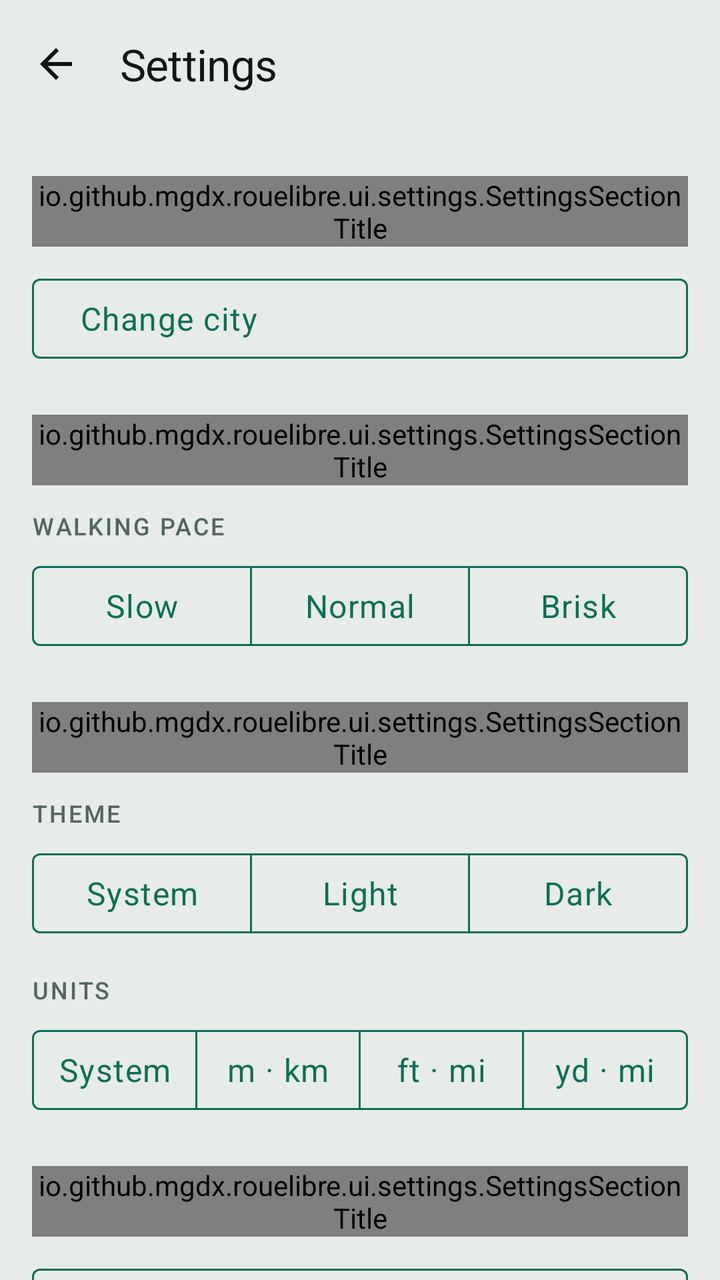
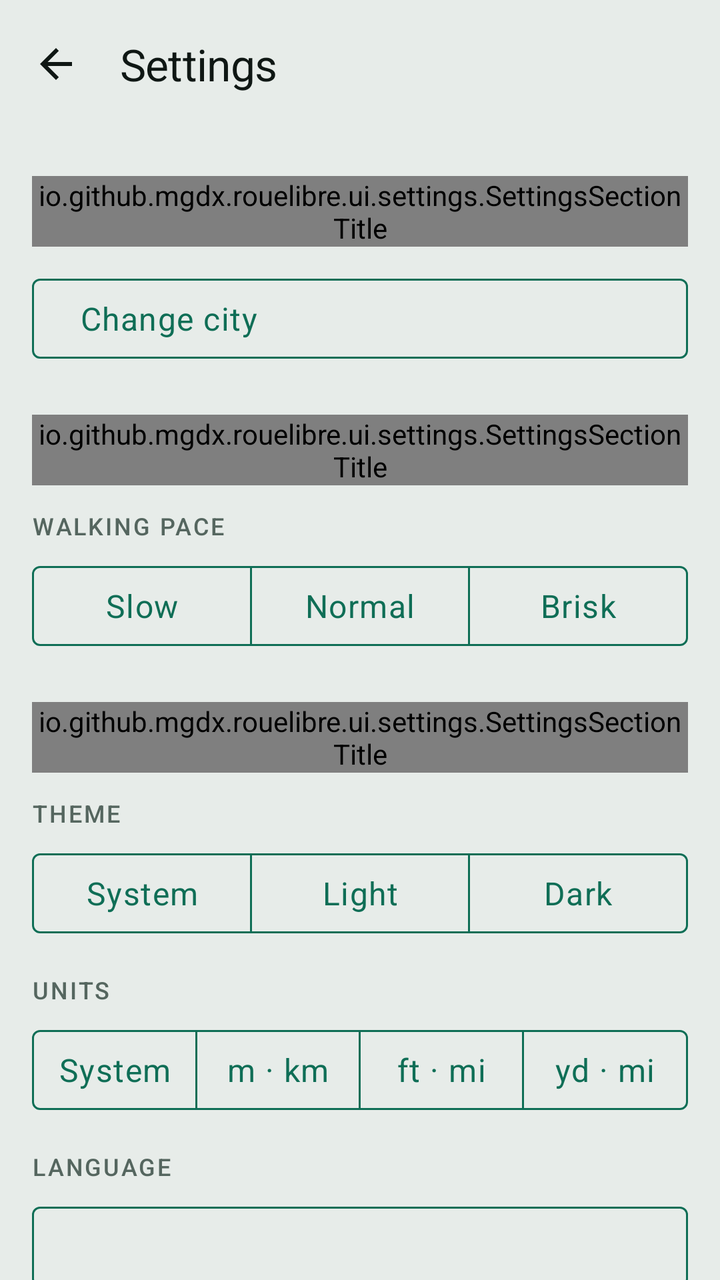

Two renders of the same Android screen: before a commit and after it. Below are the layout's source before the change and the commit's diff.
<!-- AndroidManifest.xml: application theme Theme.RoueLibre -->
<!-- res/layout/fragment_settings.xml -->
<?xml version="1.0" encoding="utf-8"?>
<androidx.constraintlayout.widget.ConstraintLayout
    xmlns:android="http://schemas.android.com/apk/res/android"
    xmlns:app="http://schemas.android.com/apk/res-auto"
    android:layout_width="match_parent"
    android:layout_height="match_parent"
    android:fitsSystemWindows="true">

    <com.google.android.material.appbar.MaterialToolbar
        android:id="@+id/toolbar"
        android:layout_width="0dp"
        android:layout_height="wrap_content"
        app:layout_constraintEnd_toEndOf="parent"
        app:layout_constraintStart_toStartOf="parent"
        app:layout_constraintTop_toTopOf="parent"
        app:navigationIcon="@drawable/ic_back"
        app:title="@string/settings_title"
        app:titleTextAppearance="@style/TextAppearance.RoueLibre.Title" />

    <androidx.core.widget.NestedScrollView
        android:layout_width="0dp"
        android:layout_height="0dp"
        app:layout_constraintBottom_toBottomOf="parent"
        app:layout_constraintEnd_toEndOf="parent"
        app:layout_constraintStart_toStartOf="parent"
        app:layout_constraintTop_toBottomOf="@id/toolbar">

        
        <LinearLayout
            android:layout_width="match_parent"
            android:layout_height="wrap_content"
            android:orientation="vertical"
            android:paddingStart="@dimen/space_l"
            android:paddingEnd="@dimen/space_l"
            android:paddingBottom="@dimen/space_xxl">

            
            <io.github.mgdx.rouelibre.ui.settings.SettingsSectionTitle
                style="@style/Widget.RoueLibre.SettingsSection"
                android:text="@string/settings_section_city" />

            <com.google.android.material.button.MaterialButton
                android:id="@+id/open_city"
                style="@style/Widget.RoueLibre.Toggle"
                android:layout_width="match_parent"
                android:layout_height="wrap_content"
                android:layout_marginTop="@dimen/space_m"
                android:gravity="start|center_vertical"
                android:minHeight="@dimen/touch_target_min"
                android:text="@string/city_open" />

            
            <io.github.mgdx.rouelibre.ui.settings.SettingsSectionTitle
                style="@style/Widget.RoueLibre.SettingsSection"
                android:text="@string/settings_section_journey" />

            
            <TextView
                android:layout_width="match_parent"
                android:layout_height="wrap_content"
                android:layout_marginTop="@dimen/space_m"
                android:text="@string/settings_walking_pace_title"
                android:textAppearance="@style/TextAppearance.RoueLibre.Label" />

            <com.google.android.material.button.MaterialButtonToggleGroup
                android:id="@+id/walking_pace"
                android:layout_width="match_parent"
                android:layout_height="wrap_content"
                android:layout_marginTop="@dimen/space_s"
                android:contentDescription="@string/settings_walking_pace_description"
                app:selectionRequired="true"
                app:singleSelection="true">

                <com.google.android.material.button.MaterialButton
                    android:id="@+id/walking_pace_slow"
                    style="@style/Widget.RoueLibre.Toggle"
                    android:layout_width="0dp"
                    android:layout_height="match_parent"
                    android:layout_weight="1"
                    android:minHeight="@dimen/touch_target_min"
                    android:text="@string/settings_walking_pace_slow" />

                <com.google.android.material.button.MaterialButton
                    android:id="@+id/walking_pace_normal"
                    style="@style/Widget.RoueLibre.Toggle"
                    android:layout_width="0dp"
                    android:layout_height="match_parent"
                    android:layout_weight="1"
                    android:minHeight="@dimen/touch_target_min"
                    android:text="@string/settings_walking_pace_normal" />

                <com.google.android.material.button.MaterialButton
                    android:id="@+id/walking_pace_brisk"
                    style="@style/Widget.RoueLibre.Toggle"
                    android:layout_width="0dp"
                    android:layout_height="match_parent"
                    android:layout_weight="1"
                    android:minHeight="@dimen/touch_target_min"
                    android:text="@string/settings_walking_pace_brisk" />
            </com.google.android.material.button.MaterialButtonToggleGroup>

            
            <io.github.mgdx.rouelibre.ui.settings.SettingsSectionTitle
                style="@style/Widget.RoueLibre.SettingsSection"
                android:text="@string/settings_section_display" />

            <TextView
                android:layout_width="match_parent"
                android:layout_height="wrap_content"
                android:layout_marginTop="@dimen/space_m"
                android:text="@string/settings_theme_title"
                android:textAppearance="@style/TextAppearance.RoueLibre.Label" />

            <com.google.android.material.button.MaterialButtonToggleGroup
                android:id="@+id/theme"
                android:layout_width="match_parent"
                android:layout_height="wrap_content"
                android:layout_marginTop="@dimen/space_s"
                app:selectionRequired="true"
                app:singleSelection="true">

                <com.google.android.material.button.MaterialButton
                    android:id="@+id/theme_system"
                    style="@style/Widget.RoueLibre.Toggle"
                    android:layout_width="0dp"
                    android:layout_height="match_parent"
                    android:layout_weight="1"
                    android:minHeight="@dimen/touch_target_min"
                    android:text="@string/settings_theme_system" />

                <com.google.android.material.button.MaterialButton
                    android:id="@+id/theme_light"
                    style="@style/Widget.RoueLibre.Toggle"
                    android:layout_width="0dp"
                    android:layout_height="match_parent"
                    android:layout_weight="1"
                    android:minHeight="@dimen/touch_target_min"
                    android:text="@string/settings_theme_light" />

                <com.google.android.material.button.MaterialButton
                    android:id="@+id/theme_dark"
                    style="@style/Widget.RoueLibre.Toggle"
                    android:layout_width="0dp"
                    android:layout_height="match_parent"
                    android:layout_weight="1"
                    android:minHeight="@dimen/touch_target_min"
                    android:text="@string/settings_theme_dark" />
            </com.google.android.material.button.MaterialButtonToggleGroup>

            
            <TextView
                android:layout_width="match_parent"
                android:layout_height="wrap_content"
                android:layout_marginTop="@dimen/space_l"
                android:text="@string/settings_units_title"
                android:textAppearance="@style/TextAppearance.RoueLibre.Label" />

            <com.google.android.material.button.MaterialButtonToggleGroup
                android:id="@+id/units"
                android:layout_width="match_parent"
                android:layout_height="wrap_content"
                android:layout_marginTop="@dimen/space_s"
                android:contentDescription="@string/settings_units_description"
                app:selectionRequired="true"
                app:singleSelection="true">

                <com.google.android.material.button.MaterialButton
                    android:id="@+id/units_system"
                    style="@style/Widget.RoueLibre.Toggle"
                    android:layout_width="0dp"
                    android:layout_height="match_parent"
                    android:layout_weight="1"
                    android:contentDescription="@string/settings_units_system_description"
                    android:insetLeft="0dp"
                    android:insetRight="0dp"
                    android:minHeight="@dimen/touch_target_min"
                    android:minWidth="0dp"
                    android:paddingStart="@dimen/space_xs"
                    android:paddingEnd="@dimen/space_xs"
                    android:text="@string/settings_units_system" />

                <com.google.android.material.button.MaterialButton
                    android:id="@+id/units_metric"
                    style="@style/Widget.RoueLibre.Toggle"
                    android:layout_width="0dp"
                    android:layout_height="match_parent"
                    android:layout_weight="1"
                    android:contentDescription="@string/settings_units_metric_description"
                    android:insetLeft="0dp"
                    android:insetRight="0dp"
                    android:minHeight="@dimen/touch_target_min"
                    android:minWidth="0dp"
                    android:paddingStart="@dimen/space_xs"
                    android:paddingEnd="@dimen/space_xs"
                    android:text="@string/settings_units_metric" />

                <com.google.android.material.button.MaterialButton
                    android:id="@+id/units_us"
                    style="@style/Widget.RoueLibre.Toggle"
                    android:layout_width="0dp"
                    android:layout_height="match_parent"
                    android:layout_weight="1"
                    android:contentDescription="@string/settings_units_us_description"
                    android:insetLeft="0dp"
                    android:insetRight="0dp"
                    android:minHeight="@dimen/touch_target_min"
                    android:minWidth="0dp"
                    android:paddingStart="@dimen/space_xs"
                    android:paddingEnd="@dimen/space_xs"
                    android:text="@string/settings_units_us" />

                <com.google.android.material.button.MaterialButton
                    android:id="@+id/units_uk"
                    style="@style/Widget.RoueLibre.Toggle"
                    android:layout_width="0dp"
                    android:layout_height="match_parent"
                    android:layout_weight="1"
                    android:contentDescription="@string/settings_units_uk_description"
                    android:insetLeft="0dp"
                    android:insetRight="0dp"
                    android:minHeight="@dimen/touch_target_min"
                    android:minWidth="0dp"
                    android:paddingStart="@dimen/space_xs"
                    android:paddingEnd="@dimen/space_xs"
                    android:text="@string/settings_units_uk" />
            </com.google.android.material.button.MaterialButtonToggleGroup>

            
            <io.github.mgdx.rouelibre.ui.settings.SettingsSectionTitle
                style="@style/Widget.RoueLibre.SettingsSection"
                android:text="@string/settings_section_data" />

            <com.google.android.material.button.MaterialButton
                android:id="@+id/open_storage"
                style="@style/Widget.RoueLibre.Toggle"
                android:layout_width="match_parent"
                android:layout_height="wrap_content"
                android:layout_marginTop="@dimen/space_m"
                android:gravity="start|center_vertical"
                android:minHeight="@dimen/touch_target_min"
                android:text="@string/storage_open"
                app:icon="@drawable/ic_storage" />

            
            <com.google.android.material.button.MaterialButton
                android:id="@+id/open_about"
                style="@style/Widget.RoueLibre.Toggle"
                android:layout_width="match_parent"
                android:layout_height="wrap_content"
                android:layout_marginTop="@dimen/space_xxl"
                android:gravity="start|center_vertical"
                android:minHeight="@dimen/touch_target_min"
                android:text="@string/about_open" />
        </LinearLayout>
    </androidx.core.widget.NestedScrollView>

</androidx.constraintlayout.widget.ConstraintLayout>
<!-- resources referenced by this layout -->
<resources>
  <dimen name="space_l">16dp</dimen>
  <dimen name="space_m">12dp</dimen>
  <dimen name="space_s">8dp</dimen>
  <dimen name="space_xs">4dp</dimen>
  <dimen name="space_xxl">32dp</dimen>
  <dimen name="touch_target_min">48dp</dimen>
  <string name="about_open">About</string>
  <string name="city_open">Change city</string>
  <string name="settings_section_city">City</string>
  <string name="settings_section_data">Offline data</string>
  <string name="settings_section_display">Display</string>
  <string name="settings_section_journey">Journey</string>
  <string name="settings_theme_dark">Dark</string>
  <string name="settings_theme_light">Light</string>
  <string name="settings_theme_system">System</string>
  <string name="settings_theme_title">Theme</string>
  <string name="settings_title">Settings</string>
  <string name="settings_units_description">Units used for distances</string>
  <string name="settings_units_metric">m · km</string>
  <string name="settings_units_metric_description">Metres and kilometres</string>
  <string name="settings_units_system">System</string>
  <string name="settings_units_system_description">Follow the region the device is set to</string>
  <string name="settings_units_title">Units</string>
  <string name="settings_units_uk">yd · mi</string>
  <string name="settings_units_uk_description">Yards and miles</string>
  <string name="settings_units_us">ft · mi</string>
  <string name="settings_units_us_description">Feet and miles</string>
  <string name="settings_walking_pace_brisk">Brisk</string>
  <string name="settings_walking_pace_description">Pace the walking parts of a journey are worked out at</string>
  <string name="settings_walking_pace_normal">Normal</string>
  <string name="settings_walking_pace_slow">Slow</string>
  <string name="settings_walking_pace_title">Walking pace</string>
  <string name="storage_open">Manage offline data</string>
  <style name="TextAppearance.RoueLibre.Title" parent="TextAppearance.Material3.TitleLarge">
          <item name="android:fontFamily">@font/bricolage_semibold</item>
          <item name="android:textSize">@dimen/text_title</item>
          <item name="android:textColor">@color/ink</item>
          <item name="android:letterSpacing">-0.01</item>
      </style>
  <color name="ink">#0F1714</color>
  <dimen name="text_label">12sp</dimen>
  <color name="ink_soft">#55665F</color>
  <dimen name="text_title">22sp</dimen>
  <style name="Widget.RoueLibre.Text" parent="Widget.MaterialComponents.TextView">
          <item name="android:justificationMode">inter_word</item>
          <item name="android:hyphenationFrequency">normal</item>
      </style>
  <dimen name="space_xl">24dp</dimen>
  <style name="TextAppearance.RoueLibre.Body" parent="TextAppearance.Material3.BodyLarge">
          <item name="android:fontFamily">@font/atkinson</item>
          <item name="android:textSize">@dimen/text_body</item>
          <item name="android:textColor">@color/ink</item>
      </style>
  <style name="ShapeAppearance.RoueLibre" parent="ShapeAppearance.Material3.Corner.None">
          <item name="cornerFamily">rounded</item>
          <item name="cornerSize">@dimen/radius</item>
      </style>
  <color name="signal">#0F6E56</color>
  <color name="surface">#F9FCFA</color>
  <color name="alert">#9C4A00</color>
  <color name="paper">#E7ECE9</color>
  <color name="outline">#C9D6CF</color>
  <color name="availability_low">#BCD6CC</color>
  <color name="surface_inverse">#0F1714</color>
  <color name="ink_inverse">#F9FCFA</color>
  <color name="signal_inverse">#3FB68F</color>
  <style name="Widget.RoueLibre.Button" parent="Widget.Material3.Button">
          <item name="shapeAppearance">@style/ShapeAppearance.RoueLibre</item>
          <item name="android:textAppearance">@style/TextAppearance.RoueLibre.Body</item>
      </style>
  <dimen name="text_body">16sp</dimen>
  <dimen name="radius">4dp</dimen>
  <dimen name="text_secondary">14sp</dimen>
  <!-- unchanged entries left out for length: 7 -->
</resources>

<!-- the commit's change to res/layout/fragment_settings.xml (unified diff, before → after) -->
@@ -226,6 +226,24 @@
             </com.google.android.material.button.MaterialButtonToggleGroup>
 
             
+            <TextView
+                android:layout_width="match_parent"
+                android:layout_height="wrap_content"
+                android:layout_marginTop="@dimen/space_l"
+                android:text="@string/settings_language_title"
+                android:textAppearance="@style/TextAppearance.RoueLibre.Label" />
+
+            
+            <com.google.android.material.button.MaterialButton
+                android:id="@+id/language"
+                style="@style/Widget.RoueLibre.Toggle"
+                android:layout_width="match_parent"
+                android:layout_height="wrap_content"
+                android:layout_marginTop="@dimen/space_s"
+                android:gravity="start|center_vertical"
+                android:minHeight="@dimen/touch_target_min" />
+
+            
             <io.github.mgdx.rouelibre.ui.settings.SettingsSectionTitle
                 style="@style/Widget.RoueLibre.SettingsSection"
                 android:text="@string/settings_section_data" />
<!-- resource entries referenced after the edit -->
@@ -8,6 +8,7 @@
   <dimen name="touch_target_min">48dp</dimen>
   <string name="about_open">About</string>
   <string name="city_open">Change city</string>
+  <string name="settings_language_title">Language</string>
   <string name="settings_section_city">City</string>
   <string name="settings_section_data">Offline data</string>
   <string name="settings_section_display">Display</string>
